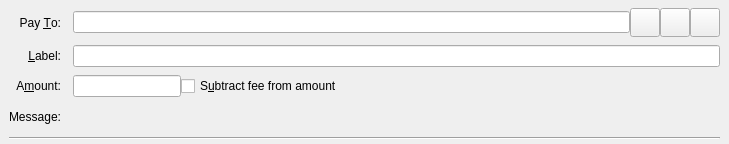
This is src/qt/forms/sendcoinsentry.ui in PACCommunity/PAC as Qt 5 draws it before an edit. The edited form follows.
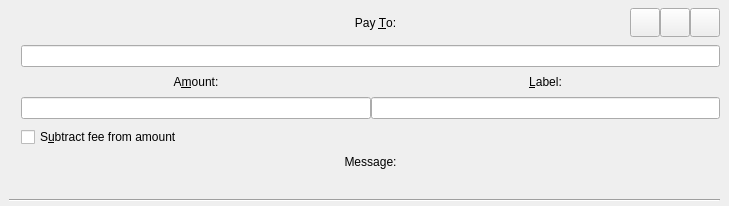
This is the edited form. Custom widgets are drawn as their Qt base class.

Commit message:
CSS sendcoinsdialog, sendcoinsentry, receivecoins and QDialog styles
backgrounds dark color and transparencies

The edit to the form file:
```diff
--- a/src/qt/forms/sendcoinsentry.ui
+++ b/src/qt/forms/sendcoinsentry.ui
@@ -47,13 +47,96 @@
     <property name="verticalSpacing">
      <number>8</number>
     </property>
-    <item row="0" column="0">
+    <item row="5" column="1">
+     <layout class="QHBoxLayout" name="horizontalLayoutAmount" stretch="1">
+      <item>
+       <widget class="QCheckBox" name="checkboxSubtractFeeFromAmount">
+        <property name="toolTip">
+         <string>The fee will be deducted from the amount being sent. The recipient will receive a lower amount of Paccoin than you enter in the amount field. If multiple recipients are selected, the fee is split equally.</string>
+        </property>
+        <property name="text">
+         <string>S&amp;ubtract fee from amount</string>
+        </property>
+       </widget>
+      </item>
+     </layout>
+    </item>
+    <item row="6" column="1">
+     <widget class="QLabel" name="messageLabel">
+      <property name="text">
+       <string>Message:</string>
+      </property>
+      <property name="alignment">
+       <set>Qt::AlignCenter</set>
+      </property>
+      <property name="class" stdset="0">
+       <string>titleLabel</string>
+      </property>
+     </widget>
+    </item>
+    <item row="3" column="1">
+     <layout class="QHBoxLayout" name="inputsContainer">
+      <item>
+       <widget class="BitcoinAmountField" name="payAmount">
+        <property name="class" stdset="0">
+         <string>LineEdit_PacCoins</string>
+        </property>
+       </widget>
+      </item>
+      <item>
+       <widget class="QLineEdit" name="addAsLabel">
+        <property name="toolTip">
+         <string>Enter a label for this address to add it to the list of used addresses</string>
+        </property>
+        <property name="class" stdset="0">
+         <string>LineEdit</string>
+        </property>
+       </widget>
+      </item>
+     </layout>
+    </item>
+    <item row="7" column="1">
+     <widget class="QLabel" name="messageTextLabel">
+      <property name="toolTip">
+       <string>A message that was attached to the paccoin: URI which will be stored with the transaction for your reference. Note: This message will not be sent over the Paccoin network.</string>
+      </property>
+      <property name="textFormat">
+       <enum>Qt::PlainText</enum>
+      </property>
+     </widget>
+    </item>
+    <item row="8" column="0" colspan="2">
+     <widget class="Line" name="line">
+      <property name="orientation">
+       <enum>Qt::Horizontal</enum>
+      </property>
+     </widget>
+    </item>
+    <item row="0" column="1">
+     <layout class="QHBoxLayout" name="PayToHeader">
+      <item>
+       <spacer name="horizontalSpacer">
+        <property name="orientation">
+         <enum>Qt::Horizontal</enum>
+        </property>
+        <property name="sizeType">
+         <enum>QSizePolicy::Fixed</enum>
+        </property>
+        <property name="sizeHint" stdset="0">
+         <size>
+          <width>100</width>
+          <height>20</height>
+         </size>
+        </property>
+       </spacer>
+      </item>
+      <item>
      <widget class="QLabel" name="payToLabel">
       <property name="text">
        <string>Pay &amp;To:</string>
       </property>
       <property name="alignment">
-       <set>Qt::AlignRight|Qt::AlignTrailing|Qt::AlignVCenter</set>
+         <set>Qt::AlignCenter</set>
       </property>
       <property name="buddy">
        <cstring>payTo</cstring>
@@ -63,21 +146,6 @@
       </property>
      </widget>
     </item>
-    <item row="0" column="1">
-     <layout class="QHBoxLayout" name="payToLayout">
-      <property name="spacing">
-       <number>0</number>
-      </property>
-      <item>
-       <widget class="QValidatedLineEdit" name="payTo">
-        <property name="toolTip">
-         <string>The Paccoin address to send the payment to</string>
-        </property>
-        <property name="class" stdset="0">
-         <string>LineEdit</string>
-        </property>
-       </widget>
-      </item>
       <item>
        <widget class="QToolButton" name="addressBookButton">
         <property name="toolTip">
@@ -143,13 +211,48 @@
       </item>
      </layout>
     </item>
-    <item row="1" column="0">
+    <item row="1" column="1">
+     <layout class="QHBoxLayout" name="payToLayout">
+      <property name="spacing">
+       <number>0</number>
+      </property>
+      <item>
+       <widget class="QValidatedLineEdit" name="payTo">
+        <property name="toolTip">
+         <string>The Paccoin address to send the payment to</string>
+        </property>
+        <property name="class" stdset="0">
+         <string>LineEdit</string>
+        </property>
+       </widget>
+      </item>
+     </layout>
+    </item>
+    <item row="2" column="1">
+     <layout class="QHBoxLayout" name="labelAmounTitles">
+      <item>
+       <widget class="QLabel" name="amountLabel">
+        <property name="text">
+         <string>A&amp;mount:</string>
+        </property>
+        <property name="alignment">
+         <set>Qt::AlignCenter</set>
+        </property>
+        <property name="buddy">
+         <cstring>payAmount</cstring>
+        </property>
+        <property name="class" stdset="0">
+         <string>titleLabel</string>
+        </property>
+       </widget>
+      </item>
+      <item>
      <widget class="QLabel" name="labellLabel">
       <property name="text">
        <string>&amp;Label:</string>
       </property>
       <property name="alignment">
-       <set>Qt::AlignRight|Qt::AlignTrailing|Qt::AlignVCenter</set>
+         <set>Qt::AlignCenter</set>
       </property>
       <property name="buddy">
        <cstring>addAsLabel</cstring>
@@ -159,83 +262,8 @@
       </property>
      </widget>
     </item>
-    <item row="1" column="1">
-     <widget class="QLineEdit" name="addAsLabel">
-      <property name="toolTip">
-       <string>Enter a label for this address to add it to the list of used addresses</string>
-      </property>
-      <property name="class" stdset="0">
-       <string>LineEdit</string>
-      </property>
-     </widget>
-    </item>
-    <item row="2" column="0">
-     <widget class="QLabel" name="amountLabel">
-      <property name="text">
-       <string>A&amp;mount:</string>
-      </property>
-      <property name="alignment">
-       <set>Qt::AlignRight|Qt::AlignTrailing|Qt::AlignVCenter</set>
-      </property>
-      <property name="buddy">
-       <cstring>payAmount</cstring>
-      </property>
-      <property name="class" stdset="0">
-       <string>titleLabel</string>
-      </property>
-     </widget>
-    </item>
-    <item row="2" column="1">
-     <layout class="QHBoxLayout" name="horizontalLayoutAmount" stretch="0,1">
-      <item>
-       <widget class="BitcoinAmountField" name="payAmount">
-        <property name="class" stdset="0">
-         <string>LineEdit_PacCoins</string>
-        </property>
-       </widget>
-      </item>
-      <item>
-       <widget class="QCheckBox" name="checkboxSubtractFeeFromAmount">
-        <property name="toolTip">
-         <string>The fee will be deducted from the amount being sent. The recipient will receive a lower amount of Paccoin than you enter in the amount field. If multiple recipients are selected, the fee is split equally.</string>
-        </property>
-        <property name="text">
-         <string>S&amp;ubtract fee from amount</string>
-        </property>
-       </widget>
-      </item>
      </layout>
     </item>
-    <item row="3" column="0">
-     <widget class="QLabel" name="messageLabel">
-      <property name="text">
-       <string>Message:</string>
-      </property>
-      <property name="alignment">
-       <set>Qt::AlignRight|Qt::AlignTrailing|Qt::AlignVCenter</set>
-      </property>
-      <property name="class" stdset="0">
-       <string>titleLabel</string>
-      </property>
-     </widget>
-    </item>
-    <item row="3" column="1">
-     <widget class="QLabel" name="messageTextLabel">
-      <property name="toolTip">
-       <string>A message that was attached to the paccoin: URI which will be stored with the transaction for your reference. Note: This message will not be sent over the Paccoin network.</string>
-      </property>
-      <property name="textFormat">
-       <enum>Qt::PlainText</enum>
-      </property>
-     </widget>
-    </item>
-    <item row="4" column="0" colspan="2">
-     <widget class="Line" name="line">
-      <property name="orientation">
-       <enum>Qt::Horizontal</enum>
-      </property>
-     </widget>
-    </item>
    </layout>
   </widget>
   <widget class="QFrame" name="SendCoins_UnauthenticatedPaymentRequest">
```
Left out of the diff: 5 changed lines with no effect on the pictures. Lines whose indentation alone changed are shown as unchanged. The commit also changes 4 other files.
